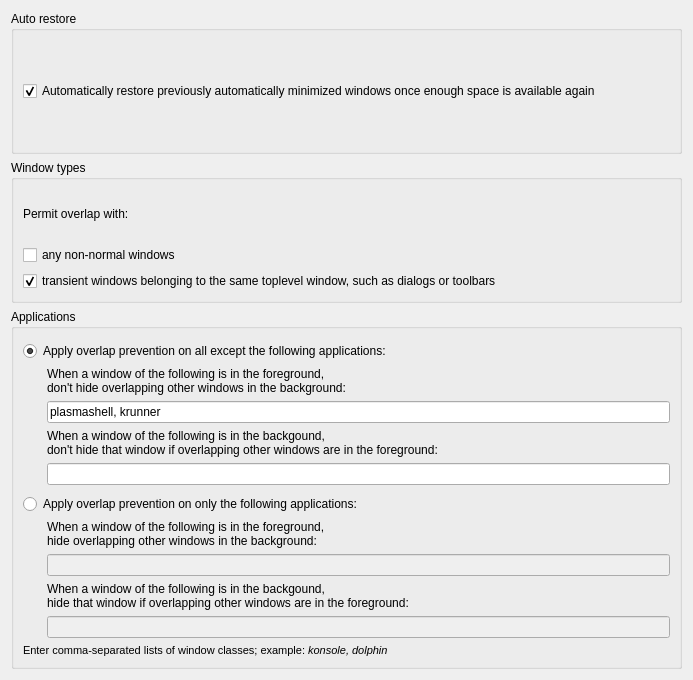
nclarius/floating-tiles, file contents/ui/config.ui: the form before one commit.
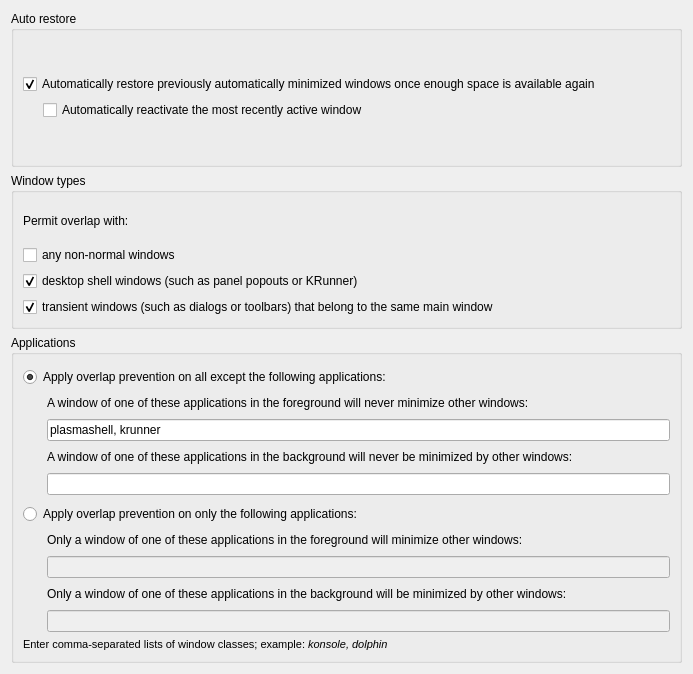
The form after the commit.

Commit message: add option to automatically reactivate most recently active window; fix disabling auto-restoration not working  improve efficiency; fix minimization and restoration sometimes delayed or not correctly applied on desktop, activity and geometry change  add full debug mode; change descriptions in configuration menu for clarity  change readme for comaptibility with older Plasma versions; refactor code

What changed in the file:
```diff
--- a/contents/ui/config.ui
+++ b/contents/ui/config.ui
@@ -7,13 +7,13 @@
     <x>0</x>
     <y>0</y>
     <width>693</width>
-    <height>680</height>
+    <height>674</height>
    </rect>
   </property>
   <property name="windowTitle">
    <string>Floating Tiles</string>
   </property>
-  <layout class="QHBoxLayout" name="horizontalLayout_9">
+  <layout class="QVBoxLayout" name="verticalLayout_8">
    <item>
     <layout class="QVBoxLayout" name="verticalLayout_5">
      <item>
@@ -34,6 +34,33 @@
             </property>
            </widget>
           </item>
+          <item>
+           <layout class="QHBoxLayout" name="horizontalLayout_10">
+            <item>
+             <spacer name="horizontalSpacer_9">
+              <property name="orientation">
+               <enum>Qt::Horizontal</enum>
+              </property>
+              <property name="sizeType">
+               <enum>QSizePolicy::Fixed</enum>
+              </property>
+              <property name="sizeHint" stdset="0">
+               <size>
+                <width>20</width>
+                <height>20</height>
+               </size>
+              </property>
+             </spacer>
+            </item>
+            <item>
+             <widget class="QCheckBox" name="kcfg_autoReactivate">
+              <property name="text">
+               <string>Automatically reactivate the most recently active window</string>
+              </property>
+             </widget>
+            </item>
+           </layout>
+          </item>
          </layout>
         </item>
        </layout>
@@ -61,10 +88,20 @@
             </property>
            </widget>
           </item>
+          <item>
+           <widget class="QCheckBox" name="kcfg_ignoreSpecial">
+            <property name="text">
+             <string>desktop shell windows (such as panel popouts or KRunner)</string>
+            </property>
+            <property name="checked">
+             <bool>true</bool>
+            </property>
+           </widget>
+          </item>
           <item>
            <widget class="QCheckBox" name="kcfg_ignoreTransient">
             <property name="text">
-             <string>transient windows belonging to the same toplevel window, such as dialogs or toolbars</string>
+             <string>transient windows (such as dialogs or toolbars) that belong to the same main window</string>
             </property>
             <property name="checked">
              <bool>true</bool>
@@ -131,8 +168,7 @@
             <item>
              <widget class="QLabel" name="label_excludedAppsForeground">
               <property name="text">
-               <string>When a window of the following is in the foreground,
-don't hide overlapping other windows in the background:</string>
+               <string>A window of one of these applications in the foreground will never minimize other windows:</string>
               </property>
              </widget>
             </item>
@@ -186,8 +222,7 @@
             <item>
              <widget class="QLabel" name="label_excludedAppsBackground">
               <property name="text">
-               <string>When a window of the following is in the backgound,
-don't hide that window if overlapping other windows are in the foreground:</string>
+               <string>A window of one of these applications in the background will never be minimized by other windows:</string>
               </property>
              </widget>
             </item>
@@ -260,8 +295,7 @@
             <item>
              <widget class="QLabel" name="label_includedAppsForeground">
               <property name="text">
-               <string>When a window of the following is in the foreground,
-hide overlapping other windows in the background:</string>
+               <string>Only a window of one of these applications in the foreground will minimize other windows:</string>
               </property>
              </widget>
             </item>
@@ -315,8 +349,7 @@
             <item>
              <widget class="QLabel" name="label_includedAppsBackground">
               <property name="text">
-               <string>When a window of the following is in the backgound,
-hide that window if overlapping other windows are in the foreground:</string>
+               <string>Only a window of one of these applications in the background will be minimized by other windows:</string>
               </property>
              </widget>
             </item>
```
Left out of the diff: 16 changed lines with no effect on the pictures. The commit also changes 9 other files.
